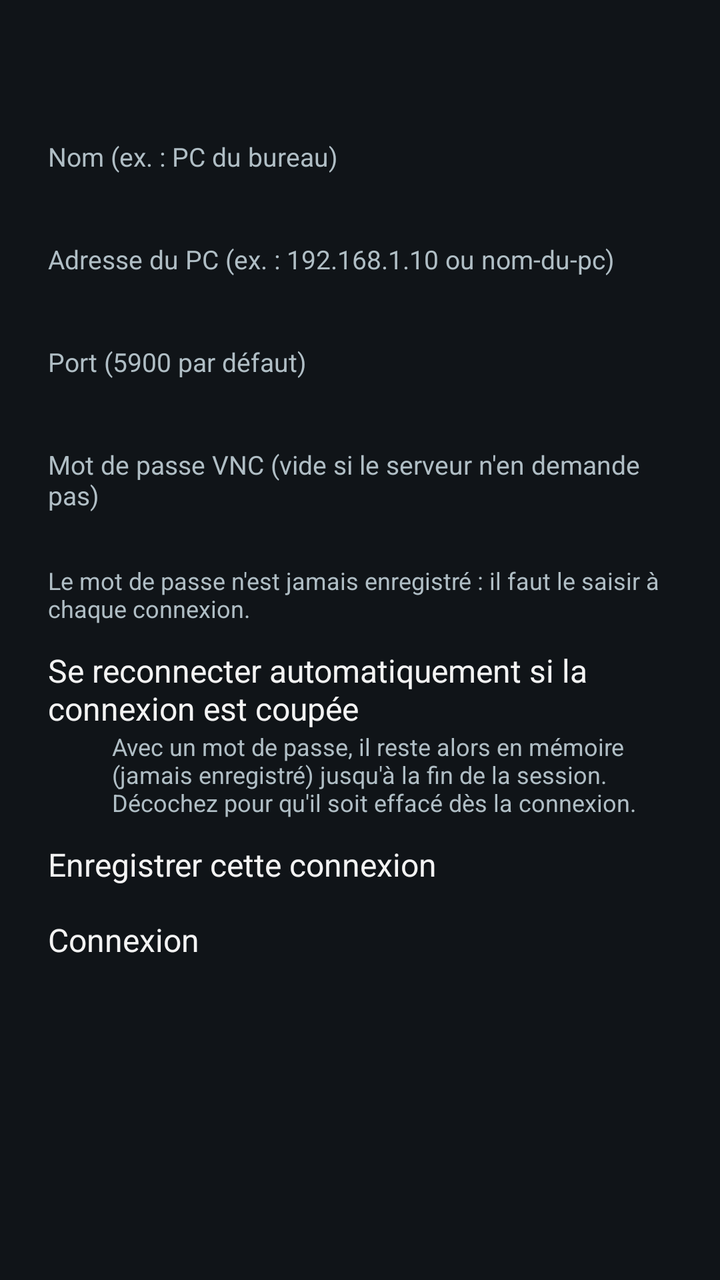
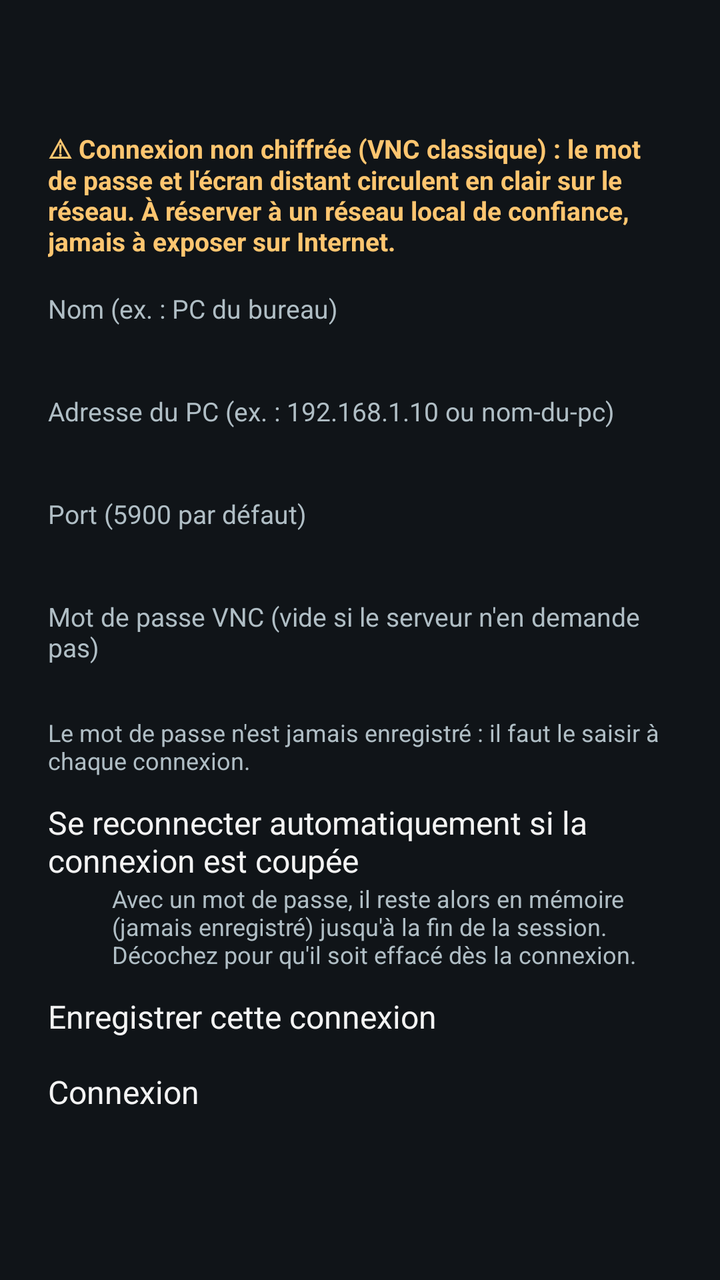

Screens rendered from an Android XML layout before and after an edit, with the pre-edit source and the edit as a unified diff.
<!-- AndroidManifest.xml: application theme AppTheme -->
<!-- res/layout/activity_connect.xml -->
<?xml version="1.0" encoding="utf-8"?>
<ScrollView xmlns:android="http://schemas.android.com/apk/res/android"
    xmlns:tools="http://schemas.android.com/tools"
    android:layout_width="match_parent"
    android:layout_height="match_parent"
    android:background="@color/background"
    android:fillViewport="true">

    <LinearLayout
        android:layout_width="match_parent"
        android:layout_height="wrap_content"
        android:orientation="vertical"
        android:padding="24dp">

        <TextView
            android:id="@+id/connect_title"
            android:layout_width="wrap_content"
            android:layout_height="wrap_content"
            android:textColor="@color/text_primary"
            android:textSize="22sp"
            android:textStyle="bold" />

        <TextView
            android:layout_width="wrap_content"
            android:layout_height="wrap_content"
            android:layout_marginTop="16dp"
            android:labelFor="@+id/connect_name"
            android:text="@string/connect_name_label"
            android:textColor="@color/text_secondary"
            android:textSize="13sp" />

        <EditText
            android:id="@+id/connect_name"
            android:layout_width="match_parent"
            android:layout_height="wrap_content"
            android:imeOptions="actionNext"
            android:importantForAutofill="no"
            tools:targetApi="o"
            android:inputType="textCapSentences"
            android:maxLength="40"
            android:singleLine="true" />

        <TextView
            android:layout_width="wrap_content"
            android:layout_height="wrap_content"
            android:layout_marginTop="12dp"
            android:labelFor="@+id/connect_host"
            android:text="@string/connect_host_label"
            android:textColor="@color/text_secondary"
            android:textSize="13sp" />

        <EditText
            android:id="@+id/connect_host"
            android:layout_width="match_parent"
            android:layout_height="wrap_content"
            android:imeOptions="actionNext"
            android:importantForAutofill="no"
            tools:targetApi="o"
            android:inputType="textUri"
            android:singleLine="true" />

        <TextView
            android:layout_width="wrap_content"
            android:layout_height="wrap_content"
            android:layout_marginTop="12dp"
            android:labelFor="@+id/connect_port"
            android:text="@string/connect_port_label"
            android:textColor="@color/text_secondary"
            android:textSize="13sp" />

        <EditText
            android:id="@+id/connect_port"
            android:layout_width="160dp"
            android:layout_height="wrap_content"
            android:imeOptions="actionNext"
            android:importantForAutofill="no"
            tools:targetApi="o"
            android:inputType="number"
            android:maxLength="5"
            android:singleLine="true" />

        <TextView
            android:layout_width="wrap_content"
            android:layout_height="wrap_content"
            android:layout_marginTop="12dp"
            android:labelFor="@+id/connect_password"
            android:text="@string/connect_password_label"
            android:textColor="@color/text_secondary"
            android:textSize="13sp" />

        <EditText
            android:id="@+id/connect_password"
            android:layout_width="match_parent"
            android:layout_height="wrap_content"
            android:imeOptions="actionDone"
            android:importantForAutofill="no"
            tools:targetApi="o"
            android:inputType="textPassword"
            android:saveEnabled="false"
            android:singleLine="true" />

        <TextView
            android:layout_width="wrap_content"
            android:layout_height="wrap_content"
            android:layout_marginTop="4dp"
            android:text="@string/connect_password_note"
            android:textColor="@color/text_secondary"
            android:textSize="12sp" />

        <CheckBox
            android:id="@+id/connect_auto"
            android:layout_width="wrap_content"
            android:layout_height="wrap_content"
            android:layout_marginTop="12dp"
            android:checked="true"
            android:text="@string/connect_auto_reconnect" />

        <TextView
            android:layout_width="wrap_content"
            android:layout_height="wrap_content"
            android:layout_marginLeft="32dp"
            android:text="@string/connect_auto_reconnect_note"
            android:textColor="@color/text_secondary"
            android:textSize="12sp" />

        <CheckBox
            android:id="@+id/connect_save"
            android:layout_width="wrap_content"
            android:layout_height="wrap_content"
            android:layout_marginTop="12dp"
            android:checked="true"
            android:text="@string/connect_save_profile" />

        
        <TextView
            android:id="@+id/connect_status"
            android:layout_width="match_parent"
            android:layout_height="wrap_content"
            android:layout_marginTop="16dp"
            android:textColor="@color/text_primary"
            android:textSize="15sp"
            android:visibility="gone" />

        <ProgressBar
            android:id="@+id/connect_progress"
            style="?android:attr/progressBarStyleHorizontal"
            android:layout_width="match_parent"
            android:layout_height="wrap_content"
            android:layout_marginTop="8dp"
            android:indeterminate="true"
            android:visibility="gone" />

        <Button
            android:id="@+id/connect_button"
            android:layout_width="match_parent"
            android:layout_height="wrap_content"
            android:layout_marginTop="16dp"
            android:text="@string/connect_button" />

        <Button
            android:id="@+id/connect_cancel"
            android:layout_width="match_parent"
            android:layout_height="wrap_content"
            android:text="@string/connect_cancel"
            android:visibility="gone" />

    </LinearLayout>
</ScrollView>
<!-- resources referenced by this layout -->
<resources>
  <color name="background">#101418</color>
  <color name="text_primary">#FFFFFF</color>
  <color name="text_secondary">#B0BEC5</color>
  <string name="connect_auto_reconnect">Se reconnecter automatiquement si la connexion est coupée</string>
  <string name="connect_auto_reconnect_note">Avec un mot de passe, il reste alors en mémoire (jamais enregistré) jusqu\'à la fin de la session. Décochez pour qu\'il soit effacé dès la connexion.</string>
  <string name="connect_button">Connexion</string>
  <string name="connect_cancel">Annuler la connexion</string>
  <string name="connect_host_label">Adresse du PC (ex. : 192.168.1.10 ou nom-du-pc)</string>
  <string name="connect_name_label">Nom (ex. : PC du bureau)</string>
  <string name="connect_password_label">Mot de passe VNC (vide si le serveur n\'en demande pas)</string>
  <string name="connect_password_note">Le mot de passe n\'est jamais enregistré : il faut le saisir à chaque connexion.</string>
  <string name="connect_port_label">Port (5900 par défaut)</string>
  <string name="connect_save_profile">Enregistrer cette connexion</string>
  <style name="AppTheme" parent="@android:style/Theme.Holo">
          
          <item name="android:windowBackground">@null</item>
      </style>
</resources>

<!-- the commit's change to res/layout/activity_connect.xml (unified diff, before → after) -->
@@ -18,6 +18,17 @@
             android:layout_height="wrap_content"
             android:textColor="@color/text_primary"
             android:textSize="22sp"
+            android:textStyle="bold" />
+
+        
+        <TextView
+            android:id="@+id/connect_encryption_warning"
+            android:layout_width="match_parent"
+            android:layout_height="wrap_content"
+            android:layout_marginTop="12dp"
+            android:text="@string/connect_encryption_warning"
+            android:textColor="@color/warning"
+            android:textSize="13sp"
             android:textStyle="bold" />
 
         <TextView
<!-- resource entries referenced after the edit -->
@@ -3,10 +3,12 @@
   <color name="background">#101418</color>
   <color name="text_primary">#FFFFFF</color>
   <color name="text_secondary">#B0BEC5</color>
+  <color name="warning">#FFC670</color>
   <string name="connect_auto_reconnect">Se reconnecter automatiquement si la connexion est coupée</string>
   <string name="connect_auto_reconnect_note">Avec un mot de passe, il reste alors en mémoire (jamais enregistré) jusqu\'à la fin de la session. Décochez pour qu\'il soit effacé dès la connexion.</string>
   <string name="connect_button">Connexion</string>
   <string name="connect_cancel">Annuler la connexion</string>
+  <string name="connect_encryption_warning">⚠ Connexion non chiffrée (VNC classique) : le mot de passe et l\'écran distant circulent en clair sur le réseau. À réserver à un réseau local de confiance, jamais à exposer sur Internet.</string>
   <string name="connect_host_label">Adresse du PC (ex. : 192.168.1.10 ou nom-du-pc)</string>
   <string name="connect_name_label">Nom (ex. : PC du bureau)</string>
   <string name="connect_password_label">Mot de passe VNC (vide si le serveur n\'en demande pas)</string>
